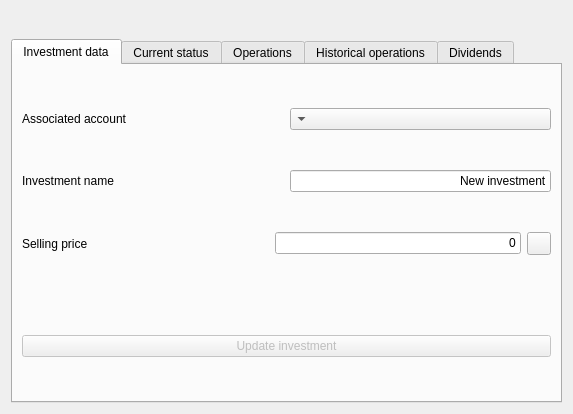
First picture: the form in ui/frmInvestmentReport.ui, repository turulomio/xulpymoney, before the edit.
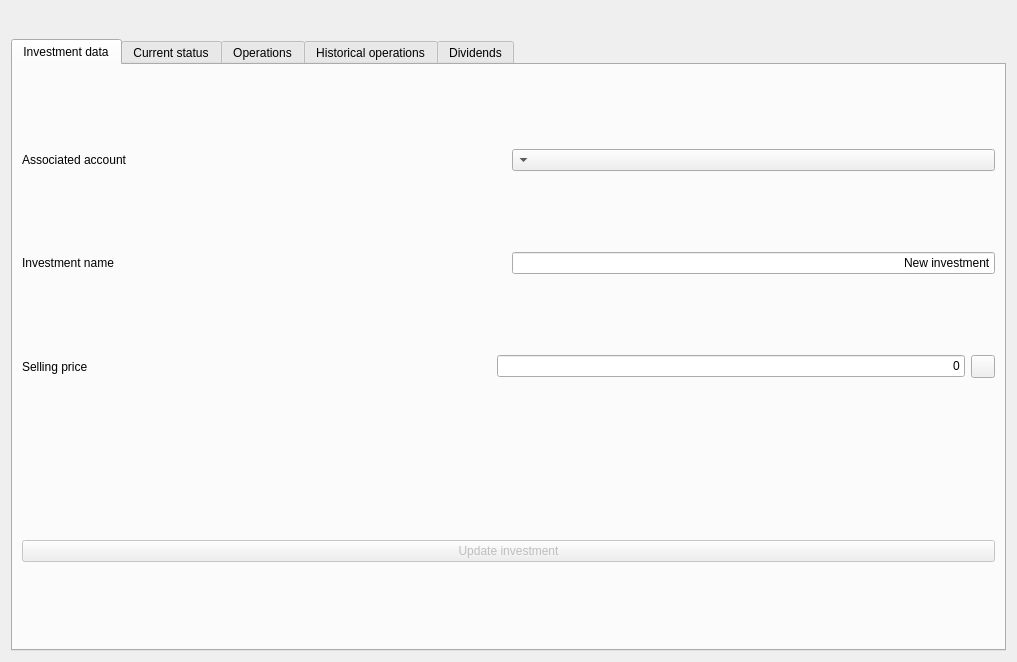
Second picture: the form after the edit. Icons and pictures are not drawn. Custom widgets are drawn as their Qt base class.

What changed in the file:
```diff
--- a/ui/frmInvestmentReport.ui
+++ b/ui/frmInvestmentReport.ui
@@ -9,8 +9,8 @@
    <rect>
     <x>0</x>
     <y>0</y>
-    <width>573</width>
-    <height>414</height>
+    <width>1017</width>
+    <height>662</height>
    </rect>
   </property>
   <property name="windowTitle">
```
